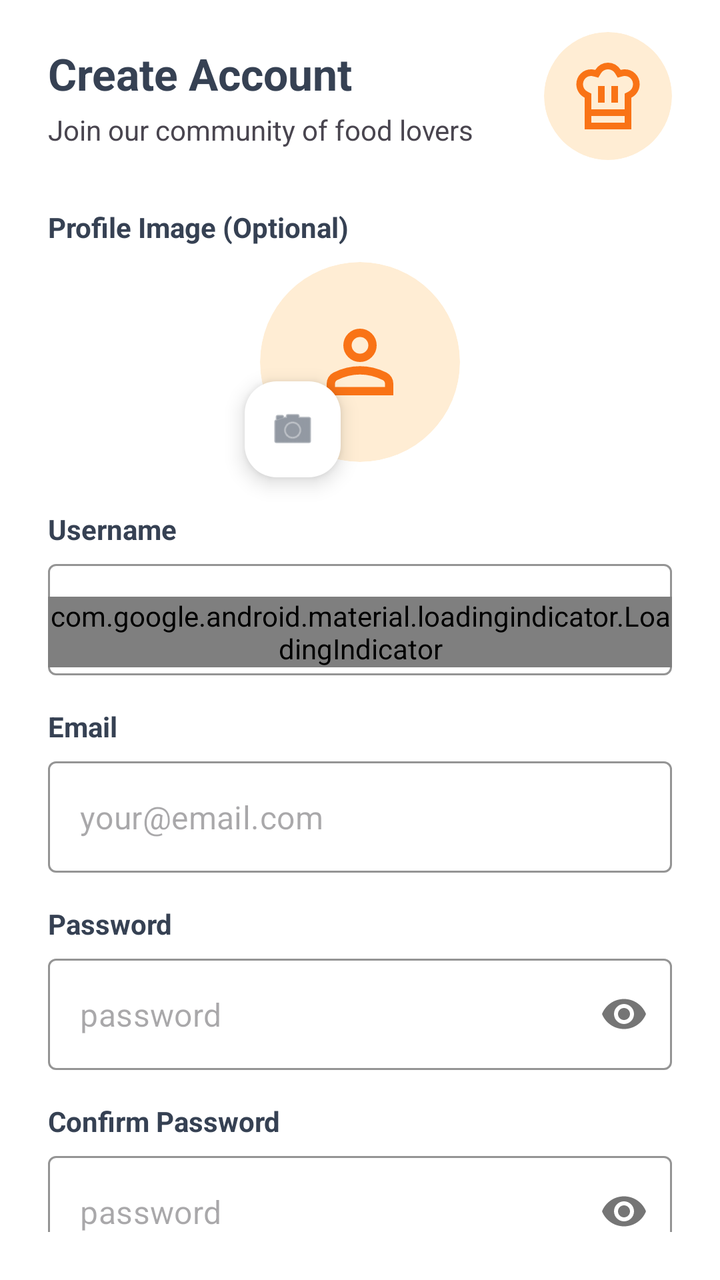
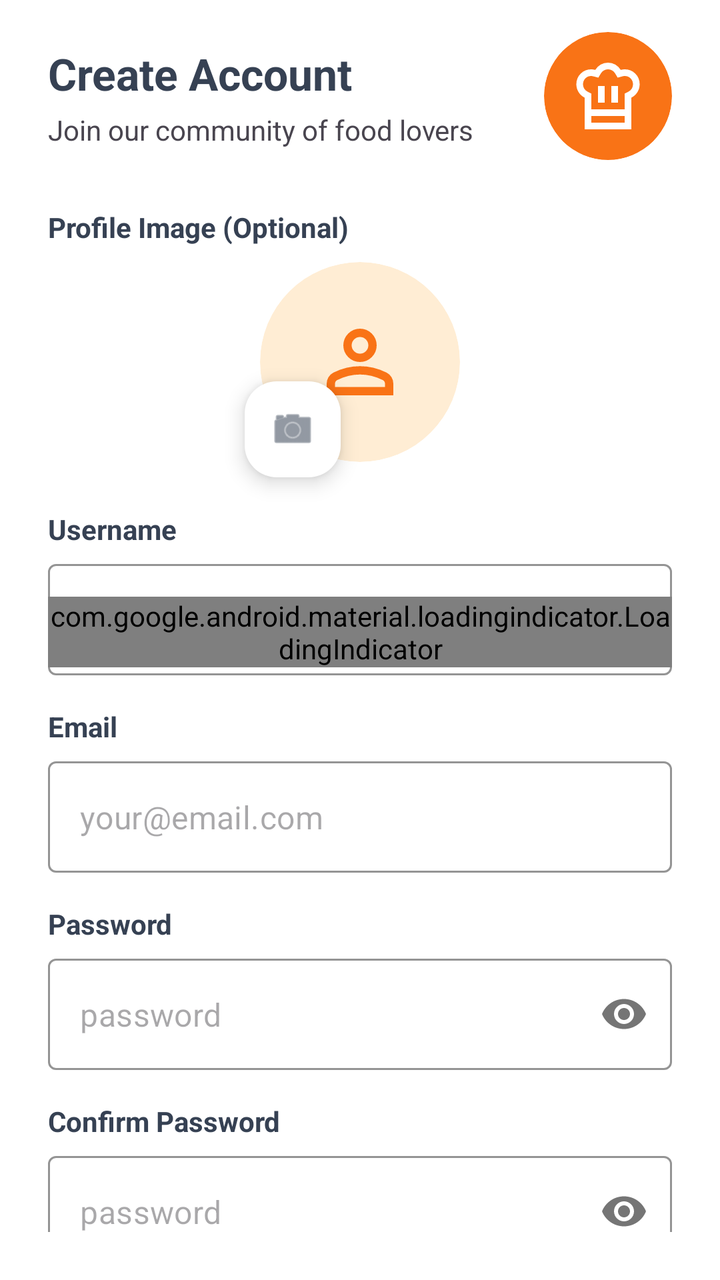

Screens rendered from an Android XML layout before and after an edit, with the pre-edit source and the edit as a unified diff.
<!-- AndroidManifest.xml: application theme Theme.Plateful -->
<!-- res/layout/fragment_sign_up.xml -->
<?xml version="1.0" encoding="utf-8"?>
<androidx.constraintlayout.widget.ConstraintLayout xmlns:android="http://schemas.android.com/apk/res/android"
    xmlns:app="http://schemas.android.com/apk/res-auto"
    android:layout_width="match_parent"
    android:layout_height="match_parent"
    android:background="@color/white"
    android:paddingStart="24dp"
    android:paddingEnd="24dp"
    android:paddingBottom="24dp"
    android:paddingTop="16dp">

        <TextView
            android:id="@+id/title_text_view"
            android:layout_width="0dp"
            android:layout_height="wrap_content"
            android:text="@string/create_account"
            android:textColor="@color/textContent"
            android:textSize="22sp"
            android:textStyle="bold"
            android:layout_marginEnd="16dp"
            app:layout_constraintBottom_toTopOf="@+id/subtitle_text_view"
            app:layout_constraintEnd_toStartOf="@+id/logo_card_view"
            app:layout_constraintStart_toStartOf="parent"
            app:layout_constraintTop_toTopOf="@+id/logo_card_view"
            app:layout_constraintVertical_chainStyle="packed" />

        <TextView
            android:id="@+id/subtitle_text_view"
            android:layout_width="0dp"
            android:layout_height="wrap_content"
            android:layout_marginTop="4dp"
            android:text="@string/join_community"
            android:textSize="14sp"
            android:layout_marginEnd="16dp"
            app:layout_constraintBottom_toBottomOf="@+id/logo_card_view"
            app:layout_constraintEnd_toStartOf="@+id/logo_card_view"
            app:layout_constraintStart_toStartOf="parent"
            app:layout_constraintTop_toBottomOf="@+id/title_text_view" />

        <com.google.android.material.card.MaterialCardView
            android:id="@+id/logo_card_view"
            android:layout_width="64dp"
            android:layout_height="64dp"
            app:cardBackgroundColor="@color/avatarBackground"
            app:cardCornerRadius="32dp"
            app:cardElevation="0dp"
            app:layout_constraintEnd_toEndOf="parent"
            app:layout_constraintTop_toTopOf="parent"
            app:strokeWidth="0dp">

            <com.google.android.material.imageview.ShapeableImageView
                android:id="@+id/logo_image_view"
                android:layout_width="40dp"
                android:layout_height="40dp"
                android:layout_gravity="center"
                android:src="@drawable/ic_chef_hat"
                app:tint="@color/orange" />
        </com.google.android.material.card.MaterialCardView>

        <TextView
            android:id="@+id/profile_image_label_text_view"
            android:layout_width="wrap_content"
            android:layout_height="wrap_content"
            android:layout_marginTop="24dp"
            android:text="@string/profile_image_optional"
            android:textColor="@color/textContent"
            android:textStyle="bold"
            app:layout_constraintStart_toStartOf="parent"
            app:layout_constraintTop_toBottomOf="@+id/logo_card_view" />

        <com.google.android.material.card.MaterialCardView
            android:id="@+id/avatar_card_view"
            android:layout_width="100dp"
            android:layout_height="100dp"
            android:layout_marginTop="8dp"
            app:cardBackgroundColor="@color/avatarBackground"
            app:cardCornerRadius="60dp"
            app:cardElevation="0dp"
            app:layout_constraintEnd_toEndOf="parent"
            app:layout_constraintStart_toStartOf="parent"
            app:layout_constraintTop_toBottomOf="@+id/profile_image_label_text_view"
            app:strokeWidth="0dp">

            <com.google.android.material.imageview.ShapeableImageView
                android:id="@+id/profile_preview_image_view"
                android:layout_width="50dp"
                android:layout_height="50dp"
                android:layout_gravity="center"
                app:tint="@color/orange"
                android:src="@drawable/ic_person" />
        </com.google.android.material.card.MaterialCardView>

        <com.google.android.material.floatingactionbutton.FloatingActionButton
            android:id="@+id/upload_photo_button"
            android:layout_width="wrap_content"
            android:layout_height="wrap_content"
            android:layout_marginStart="-8dp"
            android:layout_marginBottom="-8dp"
            app:srcCompat="@android:drawable/ic_menu_camera"
            app:tint="@color/darkGray"
            app:backgroundTint="@android:color/white"
            app:fabCustomSize="48dp"
            app:maxImageSize="24dp"
            app:layout_constraintBottom_toBottomOf="@id/avatar_card_view"
            app:layout_constraintStart_toStartOf="@id/avatar_card_view" />

        <TextView
            android:id="@+id/username_label_text_view"
            android:layout_width="wrap_content"
            android:layout_height="wrap_content"
            android:layout_marginTop="24dp"
            android:text="@string/username_label"
            android:textColor="@color/textContent"
            android:textStyle="bold"
            app:layout_constraintStart_toStartOf="parent"
            app:layout_constraintTop_toBottomOf="@+id/avatar_card_view" />

        <com.google.android.material.textfield.TextInputLayout
            android:id="@+id/username_text_input_layout"
            style="@style/Widget.MaterialComponents.TextInputLayout.OutlinedBox"
            android:layout_width="match_parent"
            android:layout_height="wrap_content"
            android:layout_marginTop="8dp"
            app:boxStrokeColor="@color/orange"
            app:hintEnabled="false"
            app:layout_constraintTop_toBottomOf="@+id/username_label_text_view">

            <com.google.android.material.textfield.TextInputEditText
                android:layout_width="match_parent"
                android:layout_height="wrap_content"
                android:hint="@string/choose_username"
                android:inputType="textPersonName" />
        </com.google.android.material.textfield.TextInputLayout>

        <TextView
            android:id="@+id/email_label_text_view"
            android:layout_width="wrap_content"
            android:layout_height="wrap_content"
            android:layout_marginTop="16dp"
            android:text="@string/email_label"
            android:textColor="@color/textContent"
            android:textStyle="bold"
            app:layout_constraintStart_toStartOf="parent"
            app:layout_constraintTop_toBottomOf="@+id/username_text_input_layout" />

        <com.google.android.material.textfield.TextInputLayout
            android:id="@+id/email_text_input_layout"
            style="@style/Widget.MaterialComponents.TextInputLayout.OutlinedBox"
            android:layout_width="match_parent"
            android:layout_height="wrap_content"
            android:layout_marginTop="8dp"
            app:boxStrokeColor="@color/orange"
            app:hintEnabled="false"
            app:layout_constraintTop_toBottomOf="@+id/email_label_text_view">

            <com.google.android.material.textfield.TextInputEditText
                android:layout_width="match_parent"
                android:layout_height="wrap_content"
                android:hint="@string/email_hint"
                android:inputType="textEmailAddress" />
        </com.google.android.material.textfield.TextInputLayout>

        <TextView
            android:id="@+id/password_label_text_view"
            android:layout_width="wrap_content"
            android:layout_height="wrap_content"
            android:layout_marginTop="16dp"
            android:text="@string/password_label"
            android:textColor="@color/textContent"
            android:textStyle="bold"
            app:layout_constraintStart_toStartOf="parent"
            app:layout_constraintTop_toBottomOf="@+id/email_text_input_layout" />

        <com.google.android.material.textfield.TextInputLayout
            android:id="@+id/password_text_input_layout"
            style="@style/Widget.MaterialComponents.TextInputLayout.OutlinedBox"
            android:layout_width="match_parent"
            android:layout_height="wrap_content"
            android:layout_marginTop="8dp"
            app:boxStrokeColor="@color/orange"
            app:hintEnabled="false"
            app:passwordToggleEnabled="true"
            app:layout_constraintTop_toBottomOf="@+id/password_label_text_view">

            <com.google.android.material.textfield.TextInputEditText
                android:layout_width="match_parent"
                android:layout_height="wrap_content"
                android:hint="@string/password_hint"
                android:inputType="textPassword" />
        </com.google.android.material.textfield.TextInputLayout>

        <TextView
            android:id="@+id/confirm_password_label_text_view"
            android:layout_width="wrap_content"
            android:layout_height="wrap_content"
            android:layout_marginTop="16dp"
            android:text="@string/confirm_password"
            android:textColor="@color/textContent"
            android:textStyle="bold"
            app:layout_constraintStart_toStartOf="parent"
            app:layout_constraintTop_toBottomOf="@+id/password_text_input_layout" />

        <com.google.android.material.textfield.TextInputLayout
            android:id="@+id/confirm_password_text_input_layout"
            style="@style/Widget.MaterialComponents.TextInputLayout.OutlinedBox"
            android:layout_width="match_parent"
            android:layout_height="wrap_content"
            android:layout_marginTop="8dp"
            app:boxStrokeColor="@color/orange"
            app:hintEnabled="false"
            app:passwordToggleEnabled="true"
            app:layout_constraintTop_toBottomOf="@+id/confirm_password_label_text_view">

            <com.google.android.material.textfield.TextInputEditText
                android:layout_width="match_parent"
                android:layout_height="wrap_content"
                android:hint="@string/password_hint"
                android:inputType="textPassword" />
        </com.google.android.material.textfield.TextInputLayout>

        <com.google.android.material.button.MaterialButton
            android:id="@+id/create_account_button"
            android:layout_width="match_parent"
            android:layout_height="60dp"
            android:layout_marginTop="32dp"
            android:backgroundTint="@color/orange"
            android:text="@string/create_account"
            android:textSize="16sp"
            app:cornerRadius="12dp"
            app:layout_constraintTop_toBottomOf="@+id/confirm_password_text_input_layout" />

        <com.google.android.material.loadingindicator.LoadingIndicator
            android:id="@+id/loading_indicator"
            style="@style/Widget.Material3.LoadingIndicator.Contained"
            android:layout_width="wrap_content"
            android:layout_height="wrap_content"
            app:indicatorColor="@color/orange"
            app:layout_constraintBottom_toBottomOf="parent"
            app:layout_constraintEnd_toEndOf="parent"
            app:layout_constraintStart_toStartOf="parent"
            app:layout_constraintTop_toTopOf="parent" />

    </androidx.constraintlayout.widget.ConstraintLayout>
<!-- resources referenced by this layout -->
<resources>
  <color name="avatarBackground">#ffedd4</color>
  <color name="darkGray">#4a5565</color>
  <color name="orange">#f97316</color>
  <color name="textContent">#364153</color>
  <color name="white">#FFFFFFFF</color>
  <!-- drawable ic_chef_hat (drawable) -->
  <vector xmlns:android="http://schemas.android.com/apk/res/android"
      android:width="24dp"
      android:height="24dp"
      android:viewportWidth="960"
      android:viewportHeight="960"
      android:tint="?attr/colorControlNormal">
    <path
        android:fillColor="@android:color/white"
        android:pathData="M360,560L440,560L440,360L360,360L360,560ZM200,500Q154,477 127,433.5Q100,390 100,339Q100,264 151.5,212Q203,160 278,160Q290,160 302.5,162Q315,164 327,167L327,167L327,167Q352,126 392,103Q432,80 480,80Q528,80 568,103Q608,126 633,167L633,167L633,167Q645,164 657,162Q669,160 682,160Q757,160 808.5,212Q860,264 860,339Q860,390 833,433.5Q806,477 760,500L760,720L200,720L200,500ZM520,560L600,560L600,360L520,360L520,560ZM280,640L680,640L680,451L724,429Q750,416 765,392.5Q780,369 780,340Q780,298 751.5,269Q723,240 682,240Q671,240 662,242Q653,244 643,247L596,260L565,208Q551,185 528.5,172.5Q506,160 480,160Q454,160 431.5,172.5Q409,185 395,208L364,260L316,247Q306,245 296.5,242.5Q287,240 277,240Q236,240 208,269Q180,298 180,340Q180,369 195,392.5Q210,416 236,429L280,451L280,640ZM200,720L280,720L280,800L680,800L680,720L760,720L760,880L200,880L200,720ZM480,640L480,640L480,640Q480,640 480,640Q480,640 480,640Q480,640 480,640Q480,640 480,640Q480,640 480,640Q480,640 480,640L480,640L480,640Q480,640 480,640Q480,640 480,640Q480,640 480,640Q480,640 480,640L480,640L480,640Q480,640 480,640Q480,640 480,640Q480,640 480,640Q480,640 480,640Q480,640 480,640Q480,640 480,640L480,640L480,640Z"/>
  </vector>
  <!-- drawable ic_person (drawable) -->
  <vector xmlns:android="http://schemas.android.com/apk/res/android"
      android:width="24dp"
      android:height="24dp"
      android:viewportWidth="960"
      android:viewportHeight="960"
      android:tint="?attr/colorControlNormal">
    <path
        android:fillColor="@android:color/white"
        android:pathData="M367,433Q320,386 320,320Q320,254 367,207Q414,160 480,160Q546,160 593,207Q640,254 640,320Q640,386 593,433Q546,480 480,480Q414,480 367,433ZM160,800L160,688Q160,654 177.5,625.5Q195,597 224,582Q286,551 350,535.5Q414,520 480,520Q546,520 610,535.5Q674,551 736,582Q765,597 782.5,625.5Q800,654 800,688L800,800L160,800ZM240,720L720,720L720,688Q720,677 714.5,668Q709,659 700,654Q646,627 591,613.5Q536,600 480,600Q424,600 369,613.5Q314,627 260,654Q251,659 245.5,668Q240,677 240,688L240,720ZM536.5,376.5Q560,353 560,320Q560,287 536.5,263.5Q513,240 480,240Q447,240 423.5,263.5Q400,287 400,320Q400,353 423.5,376.5Q447,400 480,400Q513,400 536.5,376.5ZM480,320Q480,320 480,320Q480,320 480,320Q480,320 480,320Q480,320 480,320Q480,320 480,320Q480,320 480,320Q480,320 480,320Q480,320 480,320ZM480,720L480,720Q480,720 480,720Q480,720 480,720Q480,720 480,720Q480,720 480,720Q480,720 480,720Q480,720 480,720Q480,720 480,720Q480,720 480,720L480,720Z"/>
  </vector>
  <string name="choose_username">Choose a username</string>
  <string name="confirm_password">Confirm Password</string>
  <string name="create_account">Create Account</string>
  <string name="email_hint">your@email.com</string>
  <string name="email_label">Email</string>
  <string name="join_community">Join our community of food lovers</string>
  <string name="password_hint">password</string>
  <string name="password_label">Password</string>
  <string name="profile_image_optional">Profile Image (Optional)</string>
  <string name="username_label">Username</string>
  <style name="Theme.Plateful" parent="Base.Theme.Plateful" />
  <style name="Base.Theme.Plateful" parent="Theme.Material3.DayNight.NoActionBar">
          
          
      </style>
</resources>

<!-- the commit's change to res/layout/fragment_sign_up.xml (unified diff, before → after) -->
@@ -41,7 +41,7 @@
             android:id="@+id/logo_card_view"
             android:layout_width="64dp"
             android:layout_height="64dp"
-            app:cardBackgroundColor="@color/avatarBackground"
+            app:cardBackgroundColor="@color/orange"
             app:cardCornerRadius="32dp"
             app:cardElevation="0dp"
             app:layout_constraintEnd_toEndOf="parent"
@@ -54,7 +54,7 @@
                 android:layout_height="40dp"
                 android:layout_gravity="center"
                 android:src="@drawable/ic_chef_hat"
-                app:tint="@color/orange" />
+                app:tint="@color/white" />
         </com.google.android.material.card.MaterialCardView>
 
         <TextView
